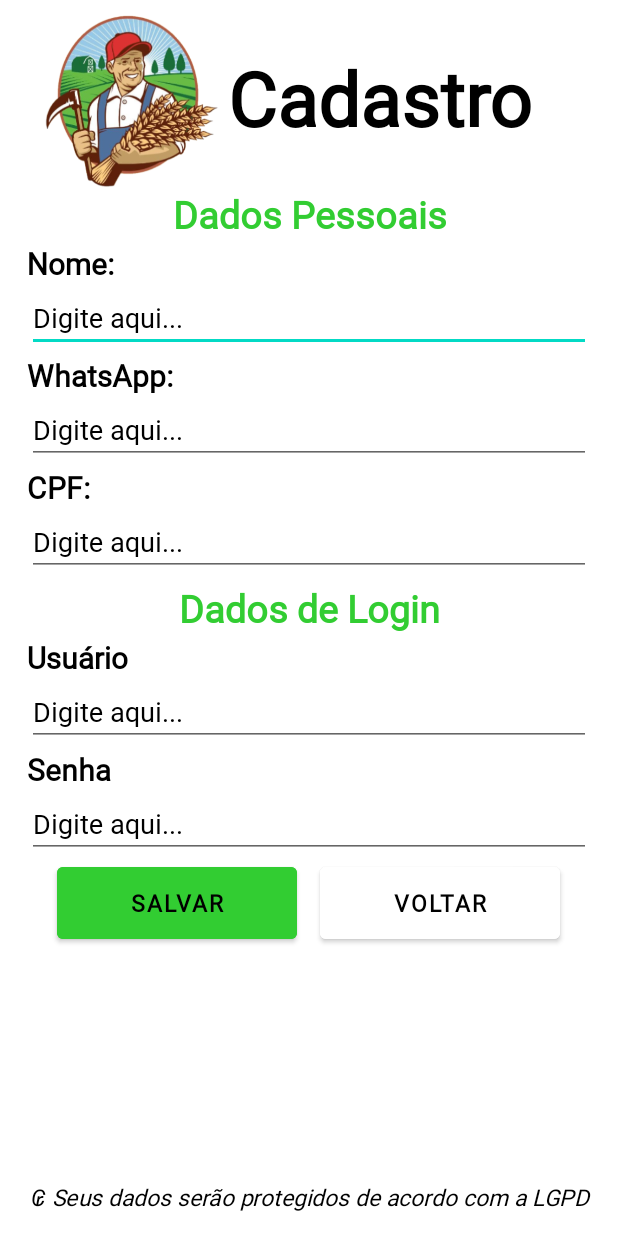
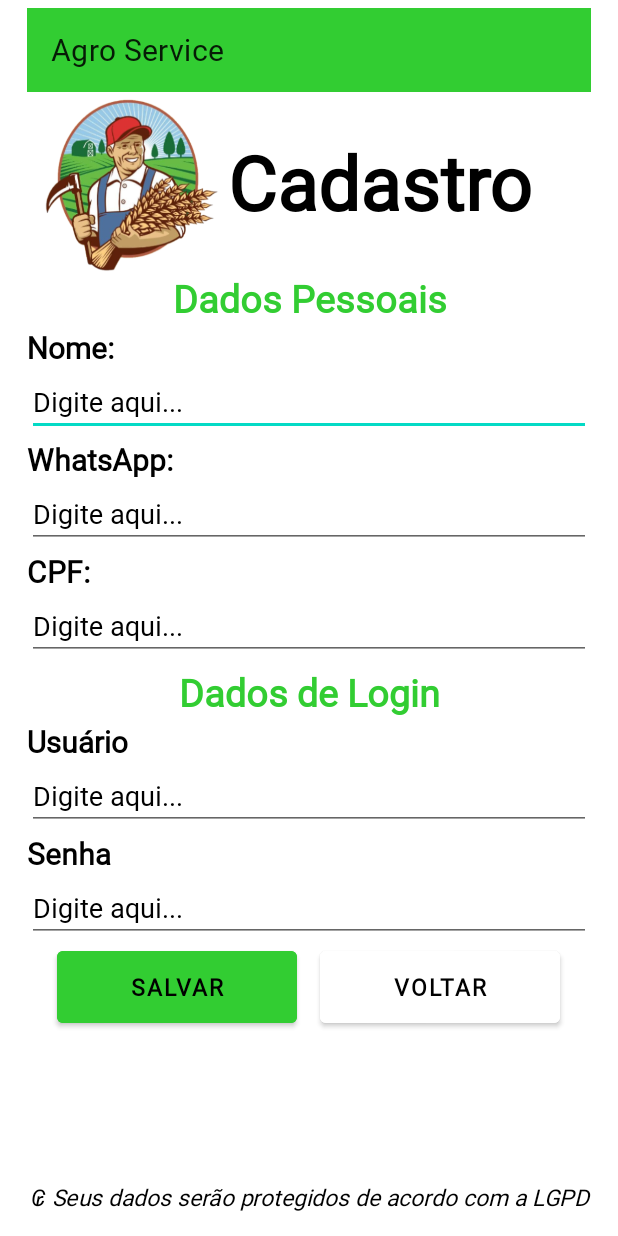
Before and after one commit to JoaoSchuh-cmd/AgroServiceLOCAL, an Android app: the CadastroActivity screen opened directly, with no data from a screen before it, on a phone screen of 412 x 824 dp. Run offline under Robolectric (Android 15) with nearby library versions, the phone set to English and light mode, and no system bars; Roboto replaces fonts that are not available here.

Commit message:
ToolBar
fiz a tolbar agr pra chamar ela em qualquer pagina xml é so colocar
<include
        android:id="@+id/toolbar"
        layout="@layout/toolbar"
        />

```diff
--- /dev/null
+++ b/app/src/main/res/drawable/ic_baseline_search_24.xml
@@ -0,0 +1,5 @@
+<vector android:height="24dp" android:tint="#FFFFFF"
+    android:viewportHeight="24" android:viewportWidth="24"
+    android:width="24dp" xmlns:android="http://schemas.android.com/apk/res/android">
+    <path android:fillColor="@android:color/white" android:pathData="M15.5,14h-0.79l-0.28,-0.27C15.41,12.59 16,11.11 16,9.5 16,5.91 13.09,3 9.5,3S3,5.91 3,9.5 5.91,16 9.5,16c1.61,0 3.09,-0.59 4.23,-1.57l0.27,0.28v0.79l5,4.99L20.49,19l-4.99,-5zM9.5,14C7.01,14 5,11.99 5,9.5S7.01,5 9.5,5 14,7.01 14,9.5 11.99,14 9.5,14z"/>
+</vector>
--- /dev/null
+++ b/app/src/main/res/drawable/ic_person.xml
@@ -0,0 +1,5 @@
+<vector android:height="24dp" android:tint="#FFFFFF"
+    android:viewportHeight="24" android:viewportWidth="24"
+    android:width="24dp" xmlns:android="http://schemas.android.com/apk/res/android">
+    <path android:fillColor="@android:color/white" android:pathData="M12,12c2.21,0 4,-1.79 4,-4s-1.79,-4 -4,-4 -4,1.79 -4,4 1.79,4 4,4zM12,14c-2.67,0 -8,1.34 -8,4v2h16v-2c0,-2.66 -5.33,-4 -8,-4z"/>
+</vector>
--- a/app/src/main/res/layout/activity_cadastro.xml
+++ b/app/src/main/res/layout/activity_cadastro.xml
@@ -10,6 +10,11 @@
     android:layout_marginLeft="18dp"
     android:layout_marginRight="18dp"
     tools:context=".activities.CadastroActivity">
+
+    <include
+        android:id="@+id/toolbar"
+        layout="@layout/toolbar"
+        />
 
     <LinearLayout
         android:layout_width="match_parent"
--- a/app/src/main/res/layout/activity_main.xml
+++ b/app/src/main/res/layout/activity_main.xml
@@ -6,6 +6,7 @@
     android:layout_height="match_parent"
     android:orientation="vertical"
     tools:context=".activities.MainActivity">
+
 
     <ImageView
         android:layout_width="match_parent"
@@ -48,7 +49,7 @@
             android:backgroundTint="@color/green"
             android:textColor="@color/black"
             android:layout_marginRight="15dp"
-            android:onClick="btEntrarOnClick"/>
+            />
 
         <Button
             android:id="@+id/btCadastrar"
@@ -59,7 +60,7 @@
             android:backgroundTint="@color/white"
             android:text="Cadastre-se"
             android:textColor="@color/black"
-            android:onClick="btCadastrarOnClick"/>
+            />
     </LinearLayout>
 
 </LinearLayout>
--- /dev/null
+++ b/app/src/main/res/layout/toolbar.xml
@@ -0,0 +1,8 @@
+<?xml version="1.0" encoding="utf-8"?>
+<androidx.appcompat.widget.Toolbar xmlns:android="http://schemas.android.com/apk/res/android"
+    android:layout_width="match_parent"
+    android:layout_height="wrap_content"
+    xmlns:app="http://schemas.android.com/apk/res-auto"
+    android:background="@color/green"
+    app:title="Agro Service">
+</androidx.appcompat.widget.Toolbar>
```
Also changed, not shown: app/src/main/java/com/example/a1agroservice/MainActivity.java (added, +48 -0 lines), app/src/main/res/layout/home.xml (added, +33 -0 lines), app/src/main/res/menu/menu.xml (added, +25 -0 lines).
